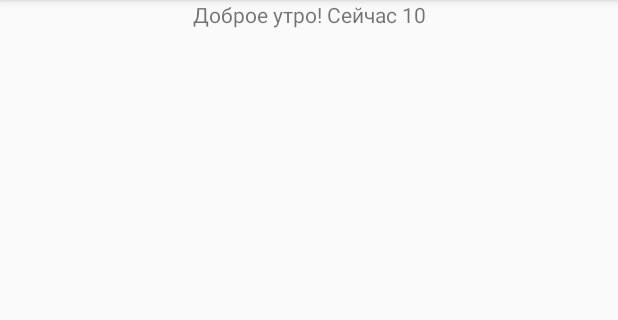
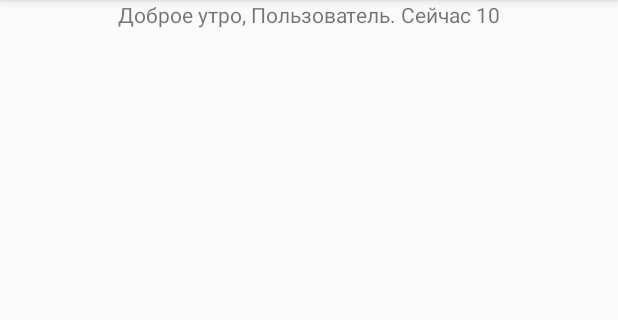
Before and after one commit to vatokato/AndroidWeather, an Android app: the screen it shows after launch (MainActivity), on a phone screen of 412 x 824 dp, the part 84-404 px from its top. Run offline under Robolectric (Android 15) with nearby library versions, the phone set to English and light mode, and no system bars.

Commit message:
lesson1 hw final

```diff
--- a/app/src/main/java/com/example/vatok/androidweather/Greeting.java
+++ /dev/null
@@ -1,39 +0,0 @@
-package com.example.vatok.androidweather;
-
-import android.content.Context;
-import java.util.Calendar;
-
-public class Greeting {
-    private int currentHour;
-    Context context;
-
-    public Greeting(Context context) {
-        currentHour = Calendar.getInstance().get(Calendar.HOUR_OF_DAY);
-        this.context = context;
-    }
-
-    //для тестов, так и не получилось прикрутить юнит тесты, т.к. не смог передать туда контекст
-    public Greeting(Context context, int hour) {
-        currentHour = hour;
-        this.context = context;
-    }
-
-    public String getText() {
-        if (5 <= currentHour && currentHour < 12)
-        {
-            return String.format("%s %s", context.getString(R.string.goodMorning) , currentHour);
-        }
-        else if (12 <= currentHour && currentHour < 18)
-        {
-            return String.format("%s %s", context.getString(R.string.goodAfternoon) , currentHour);
-        }
-        else if (18 <= currentHour && currentHour < 21)
-        {
-            return String.format("%s %s", context.getString(R.string.goodEvening) , currentHour);
-        }
-        else
-        {
-            return String.format("%s %s", context.getString(R.string.goodNight) , currentHour);
-        }
-    }
-}
--- /dev/null
+++ b/app/src/main/java/com/example/vatok/androidweather/GreetingBuilder.java
@@ -0,0 +1,37 @@
+package com.example.vatok.androidweather;
+
+import java.util.Calendar;
+
+public class GreetingBuilder {
+    private int currentHour;
+    GreetingRes greetingRes;
+
+    public GreetingBuilder(GreetingRes greetingRes) {
+        currentHour = Calendar.getInstance().get(Calendar.HOUR_OF_DAY);
+        this.greetingRes = greetingRes;
+    }
+
+    public GreetingBuilder(GreetingRes greetingRes, int hour) {
+        currentHour = hour;
+        this.greetingRes = greetingRes;
+    }
+
+    public String getText() {
+        if (5 <= currentHour && currentHour < 12)
+        {
+            return String.format("%s, %s. %s %s", greetingRes.getMorning(), greetingRes.getGreeter(), greetingRes.getNow(), currentHour);
+        }
+        else if (12 <= currentHour && currentHour < 18)
+        {
+            return String.format("%s, %s. %s %s", greetingRes.getAfternoon(), greetingRes.getGreeter(), greetingRes.getNow(), currentHour);
+        }
+        else if (18 <= currentHour && currentHour < 21)
+        {
+            return String.format("%s, %s. %s %s", greetingRes.getEvening(), greetingRes.getGreeter(), greetingRes.getNow(), currentHour);
+        }
+        else
+        {
+            return String.format("%s, %s. %s %s", greetingRes.getNight(), greetingRes.getGreeter(), greetingRes.getNow(), currentHour);
+        }
+    }
+}
--- /dev/null
+++ b/app/src/main/java/com/example/vatok/androidweather/GreetingRes.java
@@ -0,0 +1,10 @@
+package com.example.vatok.androidweather;
+
+public interface GreetingRes {
+    String getNow();
+    String getGreeter();
+    String getMorning();
+    String getAfternoon();
+    String getEvening();
+    String getNight();
+}
--- a/app/src/main/java/com/example/vatok/androidweather/MainActivity.java
+++ b/app/src/main/java/com/example/vatok/androidweather/MainActivity.java
@@ -4,9 +4,7 @@ import android.support.v7.app.AppCompatActivity;
 import android.os.Bundle;
 import android.widget.TextView;
 
-import java.util.Calendar;
-
-public class MainActivity extends AppCompatActivity {
+public class MainActivity extends AppCompatActivity implements GreetingRes {
 
     @Override
     protected void onCreate(Bundle savedInstanceState) {
@@ -14,7 +12,37 @@ public class MainActivity extends AppCompatActivity {
         setContentView(R.layout.activity_main);
 
         TextView greetingTextView = findViewById(R.id.greeting);
-        Greeting greeting = new Greeting(this);
-        greetingTextView.setText( greeting.getText() );
+        GreetingBuilder greetingBuilder = new GreetingBuilder(this);
+        greetingTextView.setText( greetingBuilder.getText() );
+    }
+
+    @Override
+    public String getNow() {
+        return getString(R.string.now);
+    }
+
+    @Override
+    public String getGreeter() {
+        return getString(R.string.greeter);
+    }
+
+    @Override
+    public String getMorning() {
+        return getString(R.string.goodMorning);
+    }
+
+    @Override
+    public String getAfternoon() {
+        return getString(R.string.goodAfternoon);
+    }
+
+    @Override
+    public String getEvening() {
+        return getString(R.string.goodEvening);
+    }
+
+    @Override
+    public String getNight() {
+        return getString(R.string.goodNight);
     }
 }
--- a/app/src/main/res/layout/activity_main.xml
+++ b/app/src/main/res/layout/activity_main.xml
@@ -10,7 +10,7 @@
         android:id="@+id/greeting"
         android:layout_width="wrap_content"
         android:layout_height="wrap_content"
-        android:text="@string/greeting"
+        android:text="@string/greetingBuilder"
         app:layout_constraintLeft_toLeftOf="parent"
         app:layout_constraintRight_toRightOf="parent"
         app:layout_constraintTop_toTopOf="parent" />
--- a/app/src/main/res/values/strings.xml
+++ b/app/src/main/res/values/strings.xml
@@ -1,9 +1,11 @@
 <resources>
     <string name="app_name">Погода</string>
-    <string name="greeting">Hello World!</string>
+    <string name="greetingBuilder">Hello World!</string>
 
-    <string name="goodMorning">Доброе утро! Сейчас</string>
-    <string name="goodAfternoon">Добрый день! Сейчас</string>
-    <string name="goodEvening">Добрый вечер! Сейчас</string>
-    <string name="goodNight">Доброй ночи! Сейчас</string>
+    <string name="greeter">Пользователь</string>
+    <string name="now">Сейчас</string>
+    <string name="goodMorning">Доброе утро</string>
+    <string name="goodAfternoon">Добрый день</string>
+    <string name="goodEvening">Добрый вечер</string>
+    <string name="goodNight">Доброй ночи</string>
 </resources>
```
Also changed, not shown: 2 other files.
